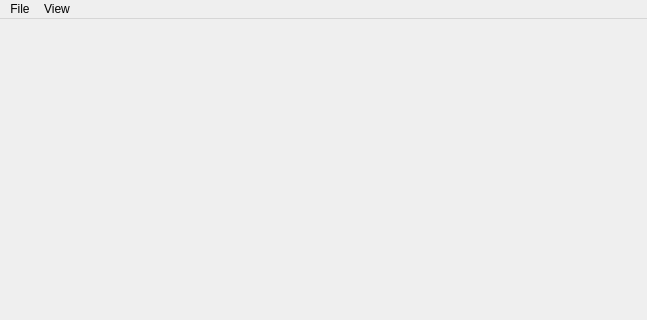
Before: the Qt Designer form qt/ui/main_window.ui in Mouchnino/moneyguru, drawn with Qt 5; both pictures show x 0 to 647 and y 0 to 320 of the 647 by 468 pixel window.
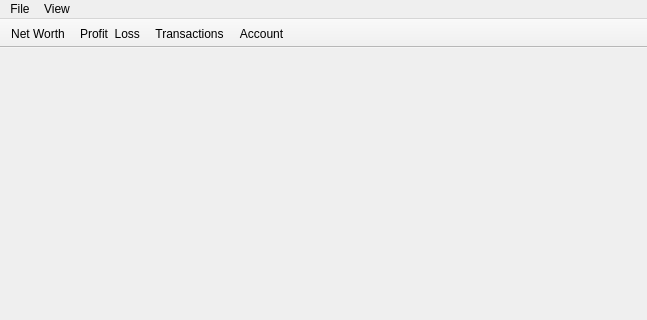
After: the same form once the commit is applied. Icons and pictures are not drawn.

Commit message:
Added the toolbar with the 4 main view selectors on it.
extra : convert_revision : svn%3A7afd0f2a-1d33-46b8-9979-f8add37626ee/trunk%40155

What changed in the file:
```diff
--- a/qt/ui/main_window.ui
+++ b/qt/ui/main_window.ui
@@ -202,6 +202,27 @@
    <addaction name="menuFile"/>
    <addaction name="menuView"/>
   </widget>
+  <widget class="QToolBar" name="toolBar">
+   <property name="windowTitle">
+    <string>toolBar</string>
+   </property>
+   <property name="movable">
+    <bool>false</bool>
+   </property>
+   <property name="toolButtonStyle">
+    <enum>Qt::ToolButtonTextUnderIcon</enum>
+   </property>
+   <attribute name="toolBarArea">
+    <enum>TopToolBarArea</enum>
+   </attribute>
+   <attribute name="toolBarBreak">
+    <bool>false</bool>
+   </attribute>
+   <addaction name="actionShowNetWorth"/>
+   <addaction name="actionShowProfitLoss"/>
+   <addaction name="actionShowTransactions"/>
+   <addaction name="actionShowAccount"/>
+  </widget>
   <action name="actionLoadFile">
    <property name="text">
     <string>Load File...</string>
@@ -247,6 +268,42 @@
     <string>Custom...</string>
    </property>
   </action>
+  <action name="actionShowNetWorth">
+   <property name="icon">
+    <iconset resource="../mg.qrc">
+     <normaloff>:/balance_sheet_48</normaloff>:/balance_sheet_48</iconset>
+   </property>
+   <property name="text">
+    <string>Net Worth</string>
+   </property>
+  </action>
+  <action name="actionShowProfitLoss">
+   <property name="icon">
+    <iconset resource="../mg.qrc">
+     <normaloff>:/income_statement_48</normaloff>:/income_statement_48</iconset>
+   </property>
+   <property name="text">
+    <string>Profit &amp; Loss</string>
+   </property>
+  </action>
+  <action name="actionShowTransactions">
+   <property name="icon">
+    <iconset resource="../mg.qrc">
+     <normaloff>:/transaction_table_48</normaloff>:/transaction_table_48</iconset>
+   </property>
+   <property name="text">
+    <string>Transactions</string>
+   </property>
+  </action>
+  <action name="actionShowAccount">
+   <property name="icon">
+    <iconset resource="../mg.qrc">
+     <normaloff>:/entry_table_48</normaloff>:/entry_table_48</iconset>
+   </property>
+   <property name="text">
+    <string>Account</string>
+   </property>
+  </action>
  </widget>
  <resources>
   <include location="../mg.qrc"/>
```
The commit also changes 2 other files.
